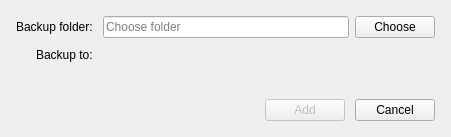
The window that src/MEGASync/gui/win/AddBackupDialog.ui (meganz/MEGAsync) describes before a commit, drawn with Qt 5.
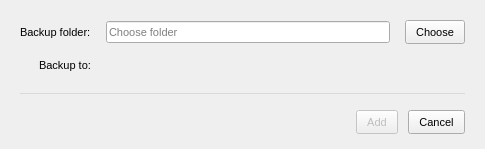
The same window after the commit.

Commit message: SNC-2130. Backup Wizard cleanup code and some .ui changes.

```diff
--- a/src/MEGASync/gui/win/AddBackupDialog.ui
+++ b/src/MEGASync/gui/win/AddBackupDialog.ui
@@ -6,33 +6,50 @@
    <rect>
     <x>0</x>
     <y>0</y>
-    <width>451</width>
-    <height>137</height>
+    <width>485</width>
+    <height>149</height>
    </rect>
   </property>
   <property name="windowTitle">
    <string>Add backup folder</string>
   </property>
+  <property name="styleSheet">
+   <string notr="true">QWidget
+{
+font-size: 11px;
+}
+
+QPushButton
+{
+padding-left: 10px;
+padding-right: 10px;
+min-height: 22px;
+}
+</string>
+  </property>
   <layout class="QVBoxLayout" name="verticalLayout">
    <property name="spacing">
-    <number>10</number>
+    <number>15</number>
    </property>
    <property name="leftMargin">
-    <number>16</number>
+    <number>20</number>
    </property>
    <property name="topMargin">
-    <number>16</number>
+    <number>20</number>
    </property>
    <property name="rightMargin">
-    <number>16</number>
+    <number>20</number>
    </property>
    <property name="bottomMargin">
-    <number>16</number>
+    <number>0</number>
    </property>
    <item>
-    <layout class="QFormLayout" name="formLayout_3">
-     <property name="labelAlignment">
-      <set>Qt::AlignRight|Qt::AlignTrailing|Qt::AlignVCenter</set>
+    <layout class="QGridLayout" name="gridLayout">
+     <property name="bottomMargin">
+      <number>0</number>
+     </property>
+     <property name="verticalSpacing">
+      <number>15</number>
      </property>
      <item row="0" column="0">
       <widget class="QLabel" name="label_2">
@@ -42,16 +59,17 @@
       </widget>
      </item>
      <item row="0" column="1">
-      <layout class="QHBoxLayout" name="horizontalLayout">
-       <property name="spacing">
-        <number>6</number>
-       </property>
-       <item>
         <widget class="QLineEdit" name="folderLineEdit">
          <property name="minimumSize">
           <size>
            <width>200</width>
-           <height>0</height>
+         <height>22</height>
+        </size>
+       </property>
+       <property name="maximumSize">
+        <size>
+         <width>16777215</width>
+         <height>22</height>
           </size>
          </property>
          <property name="readOnly">
@@ -62,23 +80,24 @@
          </property>
         </widget>
        </item>
-       <item>
+     <item row="0" column="2">
         <widget class="QPushButton" name="changeButton">
          <property name="text">
           <string>Choose</string>
          </property>
         </widget>
        </item>
-      </layout>
-     </item>
-     <item row="1" column="0">
+     <item row="1" column="0" alignment="Qt::AlignRight|Qt::AlignTop">
       <widget class="QLabel" name="label_3">
        <property name="text">
         <string>Backup to:</string>
        </property>
+       <property name="alignment">
+        <set>Qt::AlignLeading|Qt::AlignLeft|Qt::AlignVCenter</set>
+       </property>
       </widget>
      </item>
-     <item row="1" column="1">
+     <item row="1" column="1" colspan="2" alignment="Qt::AlignTop">
       <widget class="QLabel" name="backupToLabel">
        <property name="text">
         <string/>
@@ -91,26 +110,31 @@
     </layout>
    </item>
    <item>
-    <spacer name="verticalSpacer">
+    <widget class="Line" name="line">
+     <property name="styleSheet">
+      <string notr="true">*{
+color:#dadada;
+}</string>
+     </property>
+     <property name="frameShadow">
+      <enum>QFrame::Plain</enum>
+     </property>
      <property name="orientation">
-      <enum>Qt::Vertical</enum>
+      <enum>Qt::Horizontal</enum>
      </property>
-     <property name="sizeHint" stdset="0">
-      <size>
-       <width>20</width>
-       <height>40</height>
-      </size>
-     </property>
-    </spacer>
+    </widget>
    </item>
    <item>
     <layout class="QHBoxLayout" name="horizontalLayout_2">
      <property name="spacing">
       <number>10</number>
      </property>
-     <property name="bottomMargin">
+     <property name="topMargin">
       <number>0</number>
      </property>
+     <property name="bottomMargin">
+      <number>15</number>
+     </property>
      <item>
       <spacer name="horizontalSpacer">
        <property name="orientation">
```
Lines whose indentation alone changed are shown as unchanged. The commit also changes 20 other files.
